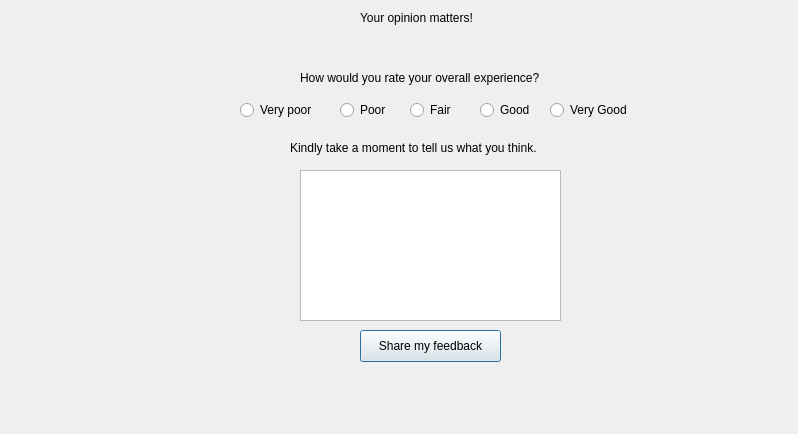
First picture: the form in cs_ll_project/FeedbackPage.ui, repository Nashaat324/CS_ll_lab_project, before the edit.
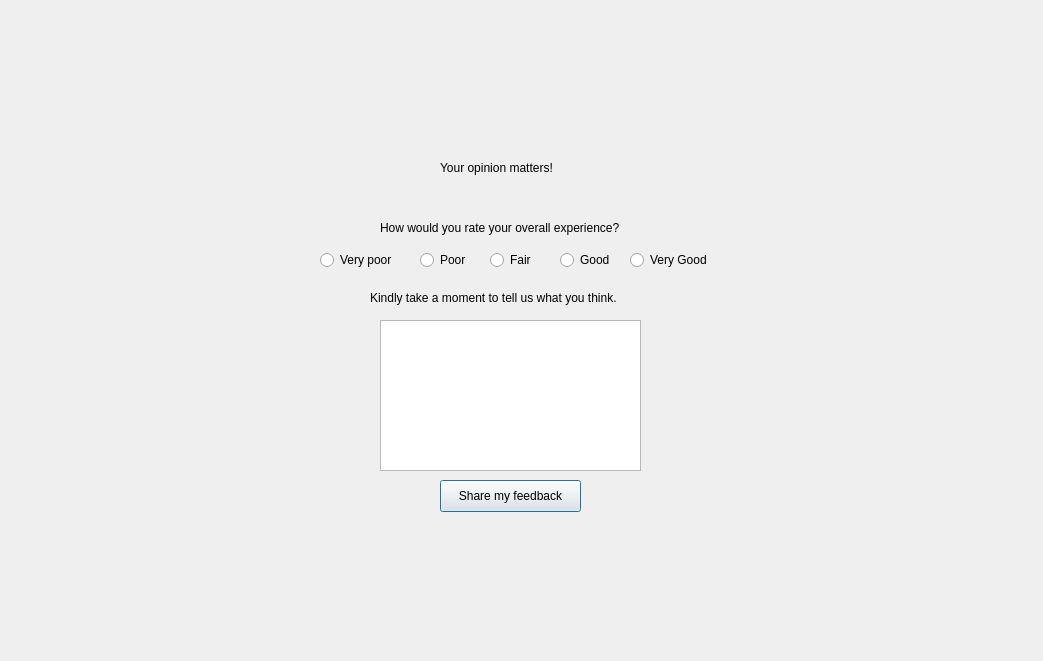
Second picture: the form after the edit.

What changed in the file:
```diff
--- a/cs_ll_project/FeedbackPage.ui
+++ b/cs_ll_project/FeedbackPage.ui
@@ -6,8 +6,8 @@
    <rect>
     <x>0</x>
     <y>0</y>
-    <width>798</width>
-    <height>434</height>
+    <width>1043</width>
+    <height>661</height>
    </rect>
   </property>
   <property name="windowTitle">
@@ -16,8 +16,8 @@
   <widget class="QTextEdit" name="textEdit_writtenfeedback">
    <property name="geometry">
     <rect>
-     <x>300</x>
-     <y>170</y>
+     <x>380</x>
+     <y>320</y>
      <width>261</width>
      <height>151</height>
     </rect>
@@ -26,8 +26,8 @@
   <widget class="QRadioButton" name="radioButton_VeryGood">
    <property name="geometry">
     <rect>
-     <x>550</x>
-     <y>100</y>
+     <x>630</x>
+     <y>250</y>
      <width>99</width>
      <height>20</height>
     </rect>
@@ -39,8 +39,8 @@
   <widget class="QRadioButton" name="radioButton_Good">
    <property name="geometry">
     <rect>
-     <x>480</x>
-     <y>100</y>
+     <x>560</x>
+     <y>250</y>
      <width>99</width>
      <height>20</height>
     </rect>
@@ -52,8 +52,8 @@
   <widget class="QRadioButton" name="radioButton_poor">
    <property name="geometry">
     <rect>
-     <x>340</x>
-     <y>100</y>
+     <x>420</x>
+     <y>250</y>
      <width>99</width>
      <height>20</height>
     </rect>
@@ -65,8 +65,8 @@
   <widget class="QLabel" name="label_thirdline">
    <property name="geometry">
     <rect>
-     <x>290</x>
-     <y>140</y>
+     <x>370</x>
+     <y>290</y>
      <width>281</width>
      <height>16</height>
     </rect>
@@ -78,8 +78,8 @@
   <widget class="QRadioButton" name="radioButton_verypoor">
    <property name="geometry">
     <rect>
-     <x>240</x>
-     <y>100</y>
+     <x>320</x>
+     <y>250</y>
      <width>99</width>
      <height>20</height>
     </rect>
@@ -91,8 +91,8 @@
   <widget class="QLabel" name="label_secondline">
    <property name="geometry">
     <rect>
-     <x>300</x>
-     <y>70</y>
+     <x>380</x>
+     <y>220</y>
      <width>271</width>
      <height>16</height>
     </rect>
@@ -104,8 +104,8 @@
   <widget class="QLabel" name="label_firstline">
    <property name="geometry">
     <rect>
-     <x>360</x>
-     <y>10</y>
+     <x>440</x>
+     <y>160</y>
      <width>131</width>
      <height>16</height>
     </rect>
@@ -117,8 +117,8 @@
   <widget class="QRadioButton" name="radioButton_Fair">
    <property name="geometry">
     <rect>
-     <x>410</x>
-     <y>100</y>
+     <x>490</x>
+     <y>250</y>
      <width>99</width>
      <height>20</height>
     </rect>
@@ -130,8 +130,8 @@
   <widget class="QPushButton" name="Button_sharemyfeedback">
    <property name="geometry">
     <rect>
-     <x>360</x>
-     <y>330</y>
+     <x>440</x>
+     <y>480</y>
      <width>141</width>
      <height>32</height>
     </rect>
```
